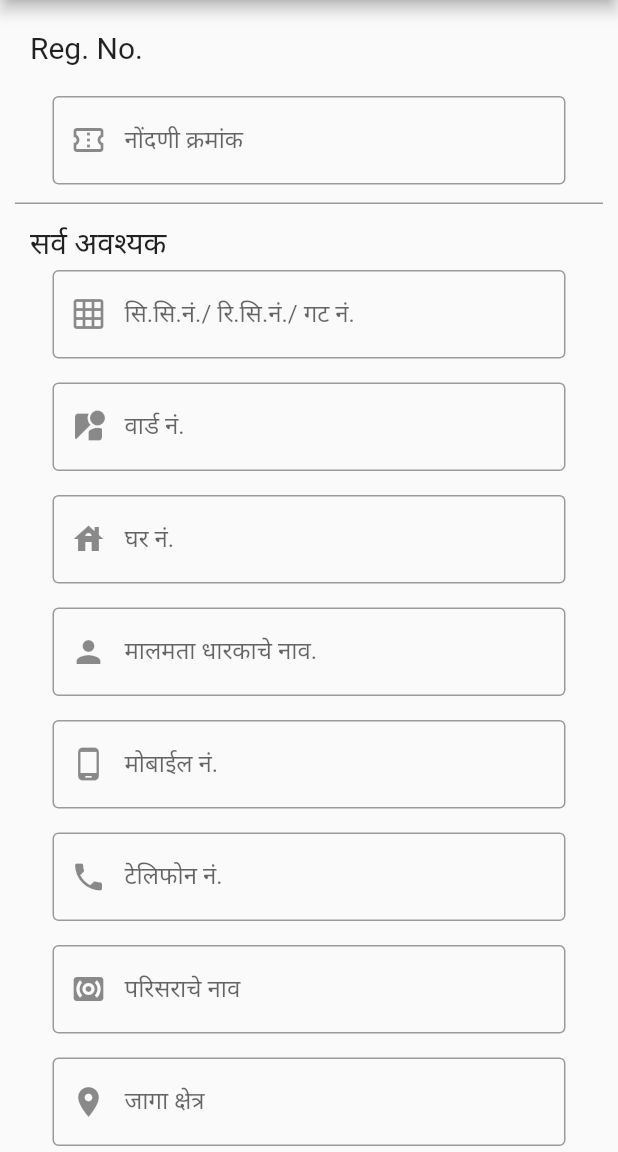
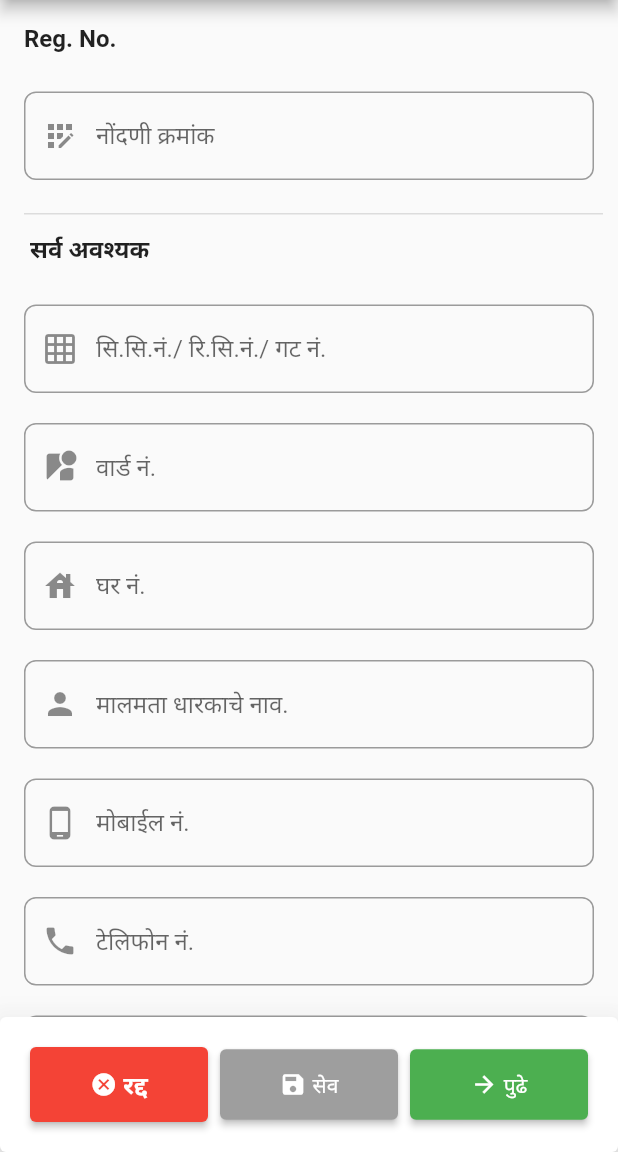
Before and after one commit to Ronitrs5/Nagarpalika-ERP, a Flutter app: the NewRegistrationPage screen opened directly, on a phone screen of 412 x 824 dp, the part 84-1236 px from its top. Run offline on Flutter 3.47's test engine with Material 2 defaults, Android fonts, the phone set to English and light mode, and no system bars; our stand-ins replace geocoding, geolocator, google_maps_flutter, permission_handler, photo_view; missing offline and left inert: qrscan; network calls fail.

Commit message:
new registration ui changes

```diff
--- a/lib/ui/home/new_registration.dart
+++ b/lib/ui/home/new_registration.dart
@@ -8,6 +8,8 @@ import 'package:geolocator/geolocator.dart';
 import 'package:geocoding/geocoding.dart';
 import 'package:http/http.dart' as http;
 import 'dart:convert';
+
+import '../../widgets/edittext.dart';
 
 
 var mainLatitude;
@@ -61,15 +63,15 @@ class _NewRegistrationPageState extends State<NewRegistrationPage> {
         final firstItem = data[0]; // Assuming you want data from the first item
 
         setState(() {
-          c1.text = firstItem['assessment_Number'];
-          c2.text = firstItem['ccN_RCN_GutNo'];
-          c3.text = firstItem['ward_No'];
-          c4.text = firstItem['house_No'];
-          c5.text = firstItem['owner_Name'];
-          c6.text = firstItem['mobile_Number'];
-          c7.text = firstItem['telephone_Number'];
-          c8.text = firstItem['area_Name'];
-          c9.text = firstItem['plot_Area'];
+          c1.text = (firstItem['assessment_Number'] as String).trim();
+          c2.text = (firstItem['ccN_RCN_GutNo'] as String).trim();
+          c3.text = (firstItem['ward_No'] as String).trim();
+          c4.text = (firstItem['house_No'] as String).trim();
+          c5.text = (firstItem['owner_Name'] as String).trim();
+          c6.text = (firstItem['mobile_Number'] as String).trim();
+          c7.text = (firstItem['telephone_Number'] as String).trim();
+          c8.text = (firstItem['area_Name'] as String).trim();
+          c9.text = (firstItem['plot_Area'] as String).trim();
           // ... and so on
         });
       }
@@ -174,174 +176,61 @@ class _NewRegistrationPageState extends State<NewRegistrationPage> {
         backgroundColor: Colors.blueAccent,
       ),
 
-      body: SingleChildScrollView(
-
+      body: Column(
+        children: [
+          Expanded(
+            child: SingleChildScrollView(
               child: Column(
-
                 crossAxisAlignment: CrossAxisAlignment.start,
                 children: [
 
                   const Padding(
-              padding: EdgeInsets.fromLTRB(20, 20, 20, 0),
+                    padding: EdgeInsets.fromLTRB(16, 16, 8, 0),
                     child: Text(
                       "Reg. No. ",
                       style: TextStyle(
-                  fontSize: 20,
+                        fontSize: 16,
+                        fontWeight: FontWeight.bold
                       ),
                     ),
                   ),
                   Text(userDetails),
 
-            Padding(
-              padding: const EdgeInsets.fromLTRB(35, 5, 35, 0),
-              child: TextFormField(
-                controller: c1,
-                decoration: const InputDecoration(
-                  prefixIcon: Icon(Icons.confirmation_number_outlined),
-                  border: OutlineInputBorder(
-                    borderSide: BorderSide(color: Colors.grey, width: 1.0),
-                  ),
-                  labelText: 'नोंदणी क्रमांक',
-                ),
-              ),
+                  EditText(controller: c1,text: "नोंदणी क्रमांक",icon: Icons.app_registration,),
+
+                  const Divider(height: 25,
+                  color: Colors.black12,
+                    thickness: 1,
+                    indent: 16,
+                    endIndent: 10,
                   ),
 
-            const Divider(height: 25,
-            color: Colors.black38,
-              thickness: 1,
-              indent: 10,
-              endIndent: 10,
-            ),
 
                   const Padding(
                     padding: EdgeInsets.fromLTRB(20, 0, 35, 0),
                     child: Text(
                       "सर्व अवश्यक",
                       style: TextStyle(
-                  fontSize: 20,
+                        fontSize: 16,
+                        fontWeight: FontWeight.bold
                       ),
                     ),
                   ),
+                  SizedBox(height: 16,),
 
-            Padding(
-              padding: const EdgeInsets.fromLTRB(35, 5, 35, 0),
-              child: TextFormField(
-                controller: c2,
-                decoration: const InputDecoration(
-                  prefixIcon: Icon(Icons.grid_on_outlined),
-                  border: OutlineInputBorder(
-                    borderSide: BorderSide(color: Colors.grey, width: 1.0),
-                  ),
-                  labelText: 'सि.सि.नं./ रि.सि.नं./ गट नं.',
-                ),
-              ),
-            ),
-
-            Padding(
-              padding: const EdgeInsets.fromLTRB(35, 16, 35, 0),
-              child: TextFormField(
-                controller: c3,
-                decoration: const InputDecoration(
-                  prefixIcon: Icon(Icons.streetview),
-                  border: OutlineInputBorder(
-                    borderSide: BorderSide(color: Colors.grey, width: 1.0),
-                  ),
-                  labelText: 'वार्ड नं.',
-                ),
-              ),
-            ),
-
-            Padding(
-              padding: const EdgeInsets.fromLTRB(35, 16, 35, 0),
-              child: TextFormField(
-                controller: c4,
-                decoration: const InputDecoration(
-                  prefixIcon: Icon(Icons.house),
-                  border: OutlineInputBorder(
-                    borderSide: BorderSide(color: Colors.grey, width: 1.0),
-                  ),
-                  labelText: 'घर नं.',
-                ),
-              ),
-            ),
-
-            Padding(
-              padding: const EdgeInsets.fromLTRB(35, 16, 35, 0),
-              child: TextFormField(
-                controller: c5,
-                decoration: const InputDecoration(
-                  prefixIcon: Icon(Icons.person),
-                  border: OutlineInputBorder(
-                    borderSide: BorderSide(color: Colors.grey, width: 1.0),
-                  ),
-                  labelText: 'मालमता धारकाचे नाव.',
-                ),
-              ),
-            ),
-
-            Padding(
-              padding: const EdgeInsets.fromLTRB(35, 16, 35, 0),
-              child: TextFormField(
-                controller: c6,
-                keyboardType: TextInputType.phone, // Set keyboard type to phone number
-                decoration: const InputDecoration(
-                  prefixIcon: Icon(Icons.phone_android),
-                  border: OutlineInputBorder(
-                    borderSide: BorderSide(color: Colors.grey, width: 1.0),
-                  ),
-                  labelText: 'मोबाईल नं.',
-                ),
-              ),
-            ),
-
-
-            Padding(
-              padding: const EdgeInsets.fromLTRB(35, 16, 35, 0),
-              child: TextFormField(
-                controller: c7,
-                keyboardType: TextInputType.phone,
-                decoration: const InputDecoration(
-                  prefixIcon: Icon(Icons.phone),
-                  border: OutlineInputBorder(
-                    borderSide: BorderSide(color: Colors.grey, width: 1.0),
-                  ),
-                  labelText: 'टेलिफोन नं.',
-                ),
-              ),
-            ),
-
-            Padding(
-              padding: const EdgeInsets.fromLTRB(35, 16, 35, 0),
-              child: TextFormField(
-                controller: c8,
-                decoration: const InputDecoration(
-                  prefixIcon: Icon(Icons.surround_sound),
-                  border: OutlineInputBorder(
-                    borderSide: BorderSide(color: Colors.grey, width: 1.0),
-                  ),
-                  labelText: 'परिसराचे नाव',
-                ),
-              ),
-            ),
-
-            Padding(
-              padding: const EdgeInsets.fromLTRB(35, 16, 35, 0),
-              child: TextFormField(
-                controller: c9,
-                decoration: const InputDecoration(
-                  prefixIcon: Icon(Icons.place),
-                  border: OutlineInputBorder(
-                    borderSide: BorderSide(color: Colors.grey, width: 1.0),
-                  ),
-                  labelText: 'जागा क्षेत्र',
-                ),
-              ),
-            ),
+                  EditText(controller: c2, text: 'सि.सि.नं./ रि.सि.नं./ गट नं.', icon: Icons.grid_on_outlined),
+                  EditText(controller: c3, text: 'वार्ड नं.', icon: Icons.streetview),
+                  EditText(controller: c4, text: 'घर नं.', icon: Icons.house),
+                  EditText(controller: c5, text: 'मालमता धारकाचे नाव.', icon: Icons.person),
+                  EditText(controller: c6, text: 'मोबाईल नं.', icon: Icons.phone_android),
+                  EditText(controller: c7, text: 'टेलिफोन नं.', icon: Icons.phone),
+                  EditText(controller: c8, text: 'परिसराचे नाव', icon: Icons.surround_sound),
+                  EditText(controller: c9, text: 'जागा क्षेत्र', icon: Icons.place),
 
                   const Divider(height: 25,
-              color: Colors.black38,
+                    color: Colors.black26,
                     thickness: 1,
-              indent: 10,
+                    indent: 16,
                     endIndent: 10,
                   ),
 
@@ -353,7 +242,8 @@ class _NewRegistrationPageState extends State<NewRegistrationPage> {
                         child: Text(
                           "लोकेशन",
                           style: TextStyle(
-                      fontSize: 20,
+                            fontSize: 16,
+                            fontWeight: FontWeight.bold
                           ),
                         ),
                       ),
@@ -364,7 +254,7 @@ class _NewRegistrationPageState extends State<NewRegistrationPage> {
                         },
                         child: const Padding(
                           padding: EdgeInsets.fromLTRB(0, 0, 16, 0),
-                    child: Icon(Icons.info_outline_rounded),
+                          child: Icon(Icons.info_outline_rounded,size: 20,weight: 1200,),
                         ),
                       )
                     ],
@@ -395,11 +285,19 @@ class _NewRegistrationPageState extends State<NewRegistrationPage> {
 
                                         });
                                       },
-                        child: _isLoading? CircularProgressIndicator(color: Colors.blueAccent,) : Image.asset(
+                              child: _isLoading? CircularProgressIndicator(color: Colors.blueAccent,) : Container(
+                                decoration: BoxDecoration(
+                                  color: Colors.black12,
+                                  borderRadius: BorderRadius.circular(70)
+                                ),
+                                padding: EdgeInsets.all(16),
+
+                                child: Image.asset(
                                   'assets/icon_moblocation.png', // Replace with your image asset path
-                          width: 50, // Set the width of the image
-                          height: 50, // Set the height of the image
+                                  width: 35, // Set the width of the image
+                                  height: 35, // Set the height of the image
                                   fit: BoxFit.cover, // Fit the image within the button bounds
+                                ),
                               ),
                             ),
                           ),
@@ -413,17 +311,20 @@ class _NewRegistrationPageState extends State<NewRegistrationPage> {
                               textAlign: TextAlign.center,
                             ),
                           if(_isLoading == false)
-                    const Text(
+                          Padding(
+                            padding: const EdgeInsets.only(top: 8.0),
+                            child: const Text(
                               "Device's\nLocation",
                               style: TextStyle(
-                        fontSize: 16,
+                                fontSize: 14,
                               ),
                               textAlign: TextAlign.center,
+                            ),
                           ),
                         ],
                         ),
 
-                  Text("OR"),
+                        Text("OR",style: TextStyle(fontWeight: FontWeight.bold),),
                         Column(children: [
                           Center(
                             child: InkWell(
@@ -441,22 +342,32 @@ class _NewRegistrationPageState extends State<NewRegistrationPage> {
                                   });
                                 }
                               },
+                              child: Container(
+                                decoration: BoxDecoration(
+                                    color: Colors.black12,
+                                    borderRadius: BorderRadius.circular(70)
+                                ),
+                                padding: EdgeInsets.all(16),
                                 child: Image.asset(
                                   'assets/icon_maps.png', // Replace with your image asset path
-                          width: 50, // Set the width of the image
-                          height: 50, // Set the height of the image
+                                  width: 35, // Set the width of the image
+                                  height: 35, // Set the height of the image
                                   fit: BoxFit.cover, // Fit the image within the button bounds
+                                ),
                               ),
                             ),
                           ),
 
                           const Center(
+                            child: Padding(
+                              padding: EdgeInsets.only(top: 8.0),
                               child: Text(
                                 "Map\n(Recommended)",
                                 style: TextStyle(
-                          fontSize: 16,
+                                  fontSize: 14,
                                 ),
                                 textAlign: TextAlign.center,
+                              ),
                             ),
                           ),
                         ],),
@@ -484,12 +395,11 @@ class _NewRegistrationPageState extends State<NewRegistrationPage> {
                   // ),
 
                   Container(
-              padding: const EdgeInsets.fromLTRB(20, 20, 20, 20),
+                    padding: const EdgeInsets.fromLTRB(16, 20, 16, 20),
                     child: Row(
                       mainAxisAlignment: MainAxisAlignment.spaceEvenly,
                       children: [
-                  SizedBox(
-                    width: MediaQuery.of(context).size.width / 2 - 35,
+                        Expanded(
                           child: TextFormField(
                             controller: _latitudeController,
                             enabled: false,
@@ -501,8 +411,8 @@ class _NewRegistrationPageState extends State<NewRegistrationPage> {
                             ),
                           ),
                         ),
-                  SizedBox(
-                    width: MediaQuery.of(context).size.width / 2 - 35,
+                        SizedBox(width: 8,),
+                        Expanded(
                           child: TextFormField(
                             enabled: false,
                               controller: _longitudeController,
@@ -518,19 +428,19 @@ class _NewRegistrationPageState extends State<NewRegistrationPage> {
                     ),
                   ),
 
-            Padding(
-              padding: const EdgeInsets.fromLTRB(30, 1, 30, 20),
-              child: TextFormField(
-                controller: _addressController,
-                enabled: false,
-                decoration: const InputDecoration(
-                  border: OutlineInputBorder(
-                    borderSide: BorderSide(color: Colors.grey, width: 1.0),
-                  ),
-                  labelText: 'Address',
-                ),
-              ),
-            ),
+                  // Padding(
+                  //   padding: const EdgeInsets.fromLTRB(30, 1, 30, 20),
+                  //   child: TextFormField(
+                  //     controller: _addressController,
+                  //     enabled: false,
+                  //     decoration: const InputDecoration(
+                  //       border: OutlineInputBorder(
+                  //         borderSide: BorderSide(color: Colors.grey, width: 1.0),
+                  //       ),
+                  //       labelText: 'Address',
+                  //     ),
+                  //   ),
+                  // ),
 
                   //
                   // ElevatedButton(
@@ -551,32 +461,40 @@ class _NewRegistrationPageState extends State<NewRegistrationPage> {
                   //   child: const Text('Open Maps Activity'),
                   // ),
 
-
-            const Divider(height: 10 ,
-              color: Colors.black38,
-              thickness: 1,
-              indent: 10,
-              endIndent: 10,
+                ],
               ),
-
-
-            Container(
+            ),
+          ),
+          Card(
+            elevation: 20,
+            margin: EdgeInsets.zero,
+            child: Container(
               padding: const EdgeInsets.all(20),
               child: Row(
                 mainAxisAlignment: MainAxisAlignment.spaceAround,
-
                 children: [
-                  ElevatedButton(
+                  Expanded(
+                    child: ElevatedButton(
                       onPressed: () {
                         clearAllFields();
                       },
                       style: ElevatedButton.styleFrom(
-                      primary: Colors.red, // Set the button color to red
+                          primary: Colors.red,
+                          padding: EdgeInsets.all(14), // Set the button color to red
                       ),
-                    child: const Text('रद्द'),
+                      child: Row(
+                        mainAxisAlignment: MainAxisAlignment.center,
+                        children: [
+                          Icon(Icons.cancel,size: 18,),
+                          SizedBox(width: 4,),
+                          const Text('रद्द',style: TextStyle(fontSize: 16,fontWeight: FontWeight.bold),),
+                        ],
                       ),
-
-                  ElevatedButton(
+                    ),
+                  ),
+                  SizedBox(width: 8,),
+                  Expanded(
+                    child: ElevatedButton(
                       onPressed: () {
                         final newLatitude = _latitudeController.text;
                         final newLongitude = _longitudeController.text;
@@ -596,26 +514,45 @@ class _NewRegistrationPageState extends State<NewRegistrationPage> {
                       },
                       style: ElevatedButton.styleFrom(
                           primary: Colors.grey, // Set the button color to green
+                          padding: EdgeInsets.all(14)// Set the button color to red
                       ),
-                    child:  Text("सेव"),
+                      child:  Row(
+                        mainAxisAlignment: MainAxisAlignment.center,
+                        children: [
+                          Icon(Icons.save,size: 18,),
+                          SizedBox(width: 4,),
+                          Text("सेव"),
+                        ],
                       ),
-
-                  ElevatedButton(
+                    ),
+                  ),
+                  SizedBox(width: 8,),
+                  Expanded(
+                    child: ElevatedButton(
                       onPressed: () {
                         Navigator.push(context, MaterialPageRoute(builder: (context)=>const PropertyDetails()));
                       },
                       style: ElevatedButton.styleFrom(
                           primary: Colors.green, // Set the button color to green
+                          padding: EdgeInsets.all(14)// Set the button color to red
                       ),
-                    child: const Text('पुढे'),
+                      child: Row(
+                        mainAxisAlignment: MainAxisAlignment.center,
+                        children: [
+                          Icon(Icons.arrow_forward,size: 18,),
+                          SizedBox(width: 4,),
+                          const Text('पुढे'),
+                        ],
+                      ),
+                    ),
                   ),
 
                 ],
               ),
             ),
+          ),
 
         ],
-        ),
       ),
     );
   }
--- /dev/null
+++ b/lib/widgets/edittext.dart
@@ -0,0 +1,29 @@
+import 'package:flutter/cupertino.dart';
+import 'package:flutter/material.dart';
+
+class EditText extends StatelessWidget {
+  const EditText({Key? key, required this.controller,required this.text, required this.icon}) : super(key: key);
+
+  final TextEditingController controller;
+  final IconData icon;
+  final String text;
+  @override
+  Widget build(BuildContext context) {
+    return Container(
+      padding: const EdgeInsets.fromLTRB(16, 10, 16, 10),
+      child: TextFormField(
+        controller: controller,
+        decoration: InputDecoration(
+          prefixIcon: Icon(icon),
+          border: OutlineInputBorder(
+              borderSide: BorderSide(color: Colors.grey, width: 1.0,),
+              borderRadius: BorderRadius.circular(8)
+          ),
+          // label: Text("नोंदणी क्रमांक"),
+          label: Text(text),
+          alignLabelWithHint: true,
+        ),
+      ),
+    );
+  }
+}
```
Lines whose indentation alone changed are shown as unchanged.
